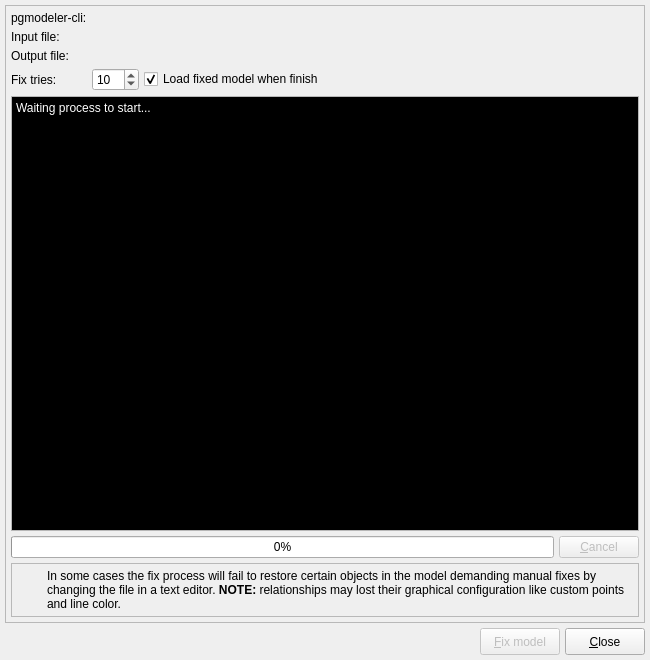
The window that libs/libgui/ui/tools/modelfixform.ui (pgmodeler/pgmodeler) describes before a commit, drawn with Qt 5.
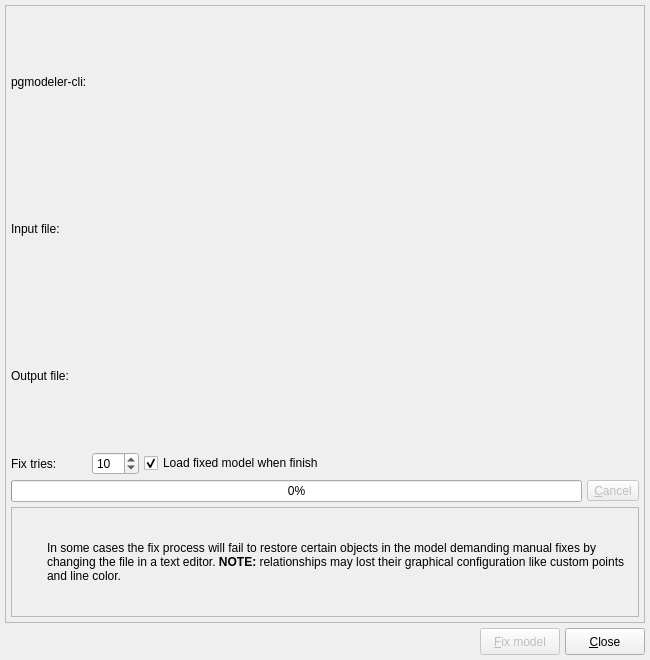
The same window after the commit. Icons and pictures are not drawn.

Commit message: Adjusted the class ModelFixForm to use DebugOutputWidget

Patch:
```diff
--- a/libs/libgui/ui/tools/modelfixform.ui
+++ b/libs/libgui/ui/tools/modelfixform.ui
@@ -87,6 +87,104 @@
       <property name="spacing">
        <number>5</number>
       </property>
+      <item row="3" column="0">
+       <widget class="QLabel" name="label_6">
+        <property name="text">
+         <string>Fix tries:</string>
+        </property>
+       </widget>
+      </item>
+      <item row="4" column="0" colspan="3">
+       <layout class="QVBoxLayout" name="output_lt"/>
+      </item>
+      <item row="2" column="0">
+       <widget class="QLabel" name="label_5">
+        <property name="sizePolicy">
+         <sizepolicy hsizetype="Fixed" vsizetype="Preferred">
+          <horstretch>0</horstretch>
+          <verstretch>0</verstretch>
+         </sizepolicy>
+        </property>
+        <property name="text">
+         <string>Output file:</string>
+        </property>
+       </widget>
+      </item>
+      <item row="0" column="0" colspan="2">
+       <widget class="QLabel" name="pgmodeler_cli_lbl">
+        <property name="sizePolicy">
+         <sizepolicy hsizetype="Fixed" vsizetype="Preferred">
+          <horstretch>0</horstretch>
+          <verstretch>0</verstretch>
+         </sizepolicy>
+        </property>
+        <property name="text">
+         <string>pgmodeler-cli:</string>
+        </property>
+       </widget>
+      </item>
+      <item row="5" column="0" colspan="3">
+       <layout class="QHBoxLayout" name="horizontalLayout_3" stretch="0,0">
+        <property name="spacing">
+         <number>5</number>
+        </property>
+        <item>
+         <widget class="QProgressBar" name="progress_pb">
+          <property name="sizePolicy">
+           <sizepolicy hsizetype="Expanding" vsizetype="Fixed">
+            <horstretch>0</horstretch>
+            <verstretch>0</verstretch>
+           </sizepolicy>
+          </property>
+          <property name="value">
+           <number>0</number>
+          </property>
+         </widget>
+        </item>
+        <item>
+         <widget class="QToolButton" name="cancel_btn">
+          <property name="enabled">
+           <bool>false</bool>
+          </property>
+          <property name="sizePolicy">
+           <sizepolicy hsizetype="Fixed" vsizetype="Fixed">
+            <horstretch>0</horstretch>
+            <verstretch>0</verstretch>
+           </sizepolicy>
+          </property>
+          <property name="text">
+           <string>&amp;Cancel</string>
+          </property>
+          <property name="icon">
+           <iconset resource="../../res/resources.qrc">
+            <normaloff>:/icons/icons/cancel.png</normaloff>:/icons/icons/cancel.png</iconset>
+          </property>
+          <property name="iconSize">
+           <size>
+            <width>25</width>
+            <height>25</height>
+           </size>
+          </property>
+          <property name="toolButtonStyle">
+           <enum>Qt::ToolButtonStyle::ToolButtonTextBesideIcon</enum>
+          </property>
+         </widget>
+        </item>
+       </layout>
+      </item>
+      <item row="1" column="0">
+       <widget class="QLabel" name="label_4">
+        <property name="sizePolicy">
+         <sizepolicy hsizetype="Fixed" vsizetype="Preferred">
+          <horstretch>0</horstretch>
+          <verstretch>0</verstretch>
+         </sizepolicy>
+        </property>
+        <property name="text">
+         <string>Input file:</string>
+        </property>
+       </widget>
+      </item>
       <item row="8" column="0" colspan="3">
        <widget class="QFrame" name="alert2_frm">
         <property name="sizePolicy">
@@ -170,39 +268,6 @@
         </layout>
        </widget>
       </item>
-      <item row="0" column="0" colspan="2">
-       <widget class="QLabel" name="pgmodeler_cli_lbl">
-        <property name="sizePolicy">
-         <sizepolicy hsizetype="Fixed" vsizetype="Preferred">
-          <horstretch>0</horstretch>
-          <verstretch>0</verstretch>
-         </sizepolicy>
-        </property>
-        <property name="text">
-         <string>pgmodeler-cli:</string>
-        </property>
-       </widget>
-      </item>
-      <item row="3" column="0">
-       <widget class="QLabel" name="label_6">
-        <property name="text">
-         <string>Fix tries:</string>
-        </property>
-       </widget>
-      </item>
-      <item row="1" column="0">
-       <widget class="QLabel" name="label_4">
-        <property name="sizePolicy">
-         <sizepolicy hsizetype="Fixed" vsizetype="Preferred">
-          <horstretch>0</horstretch>
-          <verstretch>0</verstretch>
-         </sizepolicy>
-        </property>
-        <property name="text">
-         <string>Input file:</string>
-        </property>
-       </widget>
-      </item>
       <item row="3" column="2">
        <layout class="QHBoxLayout" name="horizontalLayout_2">
         <property name="spacing">
@@ -239,208 +304,6 @@
         </item>
        </layout>
       </item>
-      <item row="5" column="0" colspan="3">
-       <layout class="QHBoxLayout" name="horizontalLayout_3">
-        <property name="spacing">
-         <number>5</number>
-        </property>
-        <item>
-         <widget class="QProgressBar" name="progress_pb">
-          <property name="sizePolicy">
-           <sizepolicy hsizetype="Expanding" vsizetype="Fixed">
-            <horstretch>0</horstretch>
-            <verstretch>0</verstretch>
-           </sizepolicy>
-          </property>
-          <property name="value">
-           <number>0</number>
-          </property>
-         </widget>
-        </item>
-        <item>
-         <widget class="QPushButton" name="cancel_btn">
-          <property name="enabled">
-           <bool>false</bool>
-          </property>
-          <property name="sizePolicy">
-           <sizepolicy hsizetype="Fixed" vsizetype="Fixed">
-            <horstretch>0</horstretch>
-            <verstretch>0</verstretch>
-           </sizepolicy>
-          </property>
-          <property name="text">
-           <string>&amp;Cancel</string>
-          </property>
-          <property name="icon">
-           <iconset resource="../../res/resources.qrc">
-            <normaloff>:/icons/icons/cancel.png</normaloff>:/icons/icons/cancel.png</iconset>
-          </property>
-          <property name="iconSize">
-           <size>
-            <width>25</width>
-            <height>25</height>
-           </size>
-          </property>
-         </widget>
-        </item>
-       </layout>
-      </item>
-      <item row="2" column="0">
-       <widget class="QLabel" name="label_5">
-        <property name="sizePolicy">
-         <sizepolicy hsizetype="Fixed" vsizetype="Preferred">
-          <horstretch>0</horstretch>
-          <verstretch>0</verstretch>
-         </sizepolicy>
-        </property>
-        <property name="text">
-         <string>Output file:</string>
-        </property>
-       </widget>
-      </item>
-      <item row="4" column="0" colspan="3">
-       <widget class="QPlainTextEdit" name="output_txt">
-        <property name="sizePolicy">
-         <sizepolicy hsizetype="Expanding" vsizetype="Expanding">
-          <horstretch>0</horstretch>
-          <verstretch>0</verstretch>
-         </sizepolicy>
-        </property>
-        <property name="palette">
-         <palette>
-          <active>
-           <colorrole role="WindowText">
-            <brush brushstyle="SolidPattern">
-             <color alpha="255">
-              <red>255</red>
-              <green>255</green>
-              <blue>255</blue>
-             </color>
-            </brush>
-           </colorrole>
-           <colorrole role="Text">
-            <brush brushstyle="SolidPattern">
-             <color alpha="255">
-              <red>255</red>
-              <green>255</green>
-              <blue>255</blue>
-             </color>
-            </brush>
-           </colorrole>
-           <colorrole role="Base">
-            <brush brushstyle="SolidPattern">
-             <color alpha="255">
-              <red>0</red>
-              <green>0</green>
-              <blue>0</blue>
-             </color>
-            </brush>
-           </colorrole>
-           <colorrole role="PlaceholderText">
-            <brush brushstyle="NoBrush">
-             <color alpha="128">
-              <red>255</red>
-              <green>255</green>
-              <blue>255</blue>
-             </color>
-            </brush>
-           </colorrole>
-          </active>
-          <inactive>
-           <colorrole role="WindowText">
-            <brush brushstyle="SolidPattern">
-             <color alpha="255">
-              <red>255</red>
-              <green>255</green>
-              <blue>255</blue>
-             </color>
-            </brush>
-           </colorrole>
-           <colorrole role="Text">
-            <brush brushstyle="SolidPattern">
-             <color alpha="255">
-              <red>255</red>
-              <green>255</green>
-              <blue>255</blue>
-             </color>
-            </brush>
-           </colorrole>
-           <colorrole role="Base">
-            <brush brushstyle="SolidPattern">
-             <color alpha="255">
-              <red>0</red>
-              <green>0</green>
-              <blue>0</blue>
-             </color>
-            </brush>
-           </colorrole>
-           <colorrole role="PlaceholderText">
-            <brush brushstyle="NoBrush">
-             <color alpha="128">
-              <red>255</red>
-              <green>255</green>
-              <blue>255</blue>
-             </color>
-            </brush>
-           </colorrole>
-          </inactive>
-          <disabled>
-           <colorrole role="WindowText">
-            <brush brushstyle="SolidPattern">
-             <color alpha="255">
-              <red>128</red>
-              <green>128</green>
-              <blue>128</blue>
-             </color>
-            </brush>
-           </colorrole>
-           <colorrole role="Text">
-            <brush brushstyle="SolidPattern">
-             <color alpha="255">
-              <red>128</red>
-              <green>128</green>
-              <blue>128</blue>
-             </color>
-            </brush>
-           </colorrole>
-           <colorrole role="Base">
-            <brush brushstyle="SolidPattern">
-             <color alpha="255">
-              <red>255</red>
-              <green>255</green>
-              <blue>255</blue>
-             </color>
-            </brush>
-           </colorrole>
-           <colorrole role="PlaceholderText">
-            <brush brushstyle="NoBrush">
-             <color alpha="128">
-              <red>255</red>
-              <green>255</green>
-              <blue>255</blue>
-             </color>
-            </brush>
-           </colorrole>
-          </disabled>
-         </palette>
-        </property>
-        <property name="font">
-         <font/>
-        </property>
-        <property name="verticalScrollBarPolicy">
-         <enum>Qt::ScrollBarPolicy::ScrollBarAsNeeded</enum>
-        </property>
-        <property name="lineWrapMode">
-         <enum>QPlainTextEdit::LineWrapMode::NoWrap</enum>
-        </property>
-        <property name="readOnly">
-         <bool>true</bool>
-        </property>
-        <property name="plainText">
-         <string>Waiting process to start...</string>
-        </property>
-       </widget>
-      </item>
      </layout>
     </widget>
    </item>
```
The commit also changes 9 other files.
